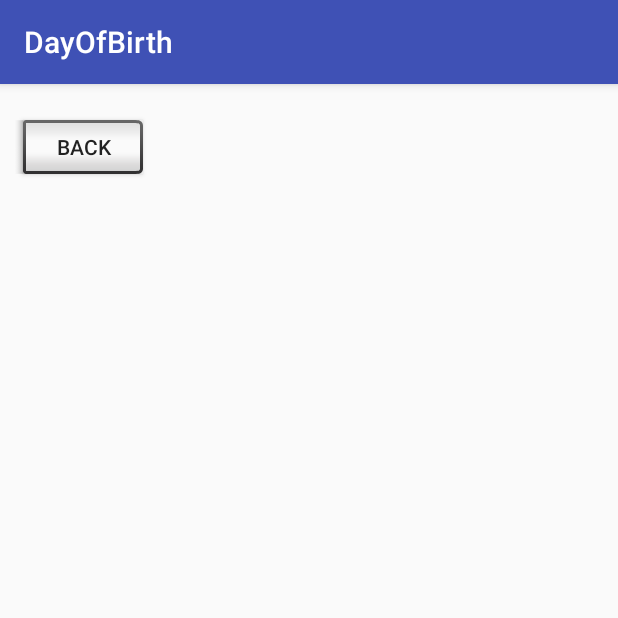
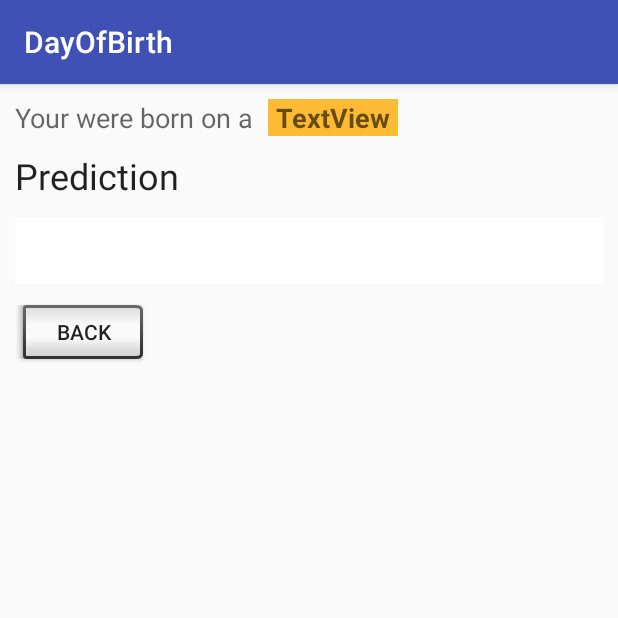
Before and after one commit to smeesathit/Android-DayOfBirth, an Android app: the ResultActivity screen opened directly, with no data from a screen before it, on a phone screen of 412 x 824 dp, the top half of it. Run offline under Robolectric (Android 15) with nearby library versions, the phone set to English and light mode, and no system bars; 3 statements that could not run were skipped.

Commit message:
ResultActivity - show day of birth.

```diff
--- a/app/src/main/java/th/ac/snru/dayofbirth/ResultActivity.java
+++ b/app/src/main/java/th/ac/snru/dayofbirth/ResultActivity.java
@@ -5,7 +5,13 @@ import android.support.v7.app.AppCompatActivity;
 import android.os.Bundle;
 import android.view.View;
 import android.widget.Button;
+import android.widget.TextView;
 import android.widget.Toast;
+
+import java.text.ParseException;
+import java.text.SimpleDateFormat;
+import java.util.Calendar;
+import java.util.Date;
 
 public class ResultActivity extends AppCompatActivity implements View.OnClickListener{
 
@@ -17,8 +23,42 @@ public class ResultActivity extends AppCompatActivity implements View.OnClickLis
         Intent intent = getIntent();
         String dateString = intent.getStringExtra("date");
 
-        String message = "Input date = " + dateString;
-        Toast.makeText(getBaseContext(), message, Toast.LENGTH_SHORT).show();
+//        String message = "Input date = " + dateString;
+//        Toast.makeText(getBaseContext(), message, Toast.LENGTH_SHORT).show();
+
+        SimpleDateFormat sdf = new SimpleDateFormat("dd-MM-yyyy");
+
+
+        try {
+            Date date = sdf.parse(dateString);
+            SimpleDateFormat df = new SimpleDateFormat("EEEE");
+            TextView dowLabel = (TextView) findViewById(R.id.dowLabel);
+            TextView dowText = (TextView) findViewById(R.id.dowText);
+
+            dowText.setText(df.format(date));
+//        String message = "converted date:" +date.toString();
+//        Toast.makeText(getBaseContext(), message, Toast.LENGTH_LONG).show();
+            Calendar calendar = Calendar.getInstance();
+            calendar.setTime(date);
+
+
+        } catch (ParseException e) {
+           // e.printStackTrace();
+            Toast.makeText(getBaseContext(), "Input Error", Toast.LENGTH_SHORT).show();
+        }
+
+//        String dateInString = "22-01-2015 10:20:56";
+/*
+        Date date = null;
+        try {
+            date = sdf.parse(dateString);
+        } catch (ParseException e) {
+            e.printStackTrace();
+        }
+        Calendar calendar = Calendar.getInstance();
+            calendar.setTime(date);
+
+*/
         Button backButton = (Button)findViewById(R.id.backButton);
         backButton.setOnClickListener(this);
     }// End onCreate
--- a/app/src/main/res/layout/activity_result.xml
+++ b/app/src/main/res/layout/activity_result.xml
@@ -8,6 +8,58 @@
     android:paddingLeft="10dp"
     android:paddingRight="10dp"
     android:paddingTop="10dp">
+
+    <LinearLayout
+        android:layout_width="match_parent"
+        android:layout_height="wrap_content"
+        android:orientation="horizontal">
+
+        <TextView
+            android:id="@+id/dowLabel"
+            android:layout_width="wrap_content"
+            android:layout_height="wrap_content"
+            android:paddingRight="10dp"
+            android:text="@string/dowLabel"
+            android:textAppearance="@android:style/TextAppearance.Material.Medium" />
+
+        <TextView
+            android:id="@+id/dowText"
+            android:layout_width="wrap_content"
+            android:layout_height="wrap_content"
+            android:background="@android:color/holo_orange_light"
+            android:paddingLeft="5dp"
+            android:paddingRight="5dp"
+            android:text="TextView"
+            android:textAppearance="@android:style/TextAppearance.Material.Medium"
+            android:textStyle="bold" />
+
+
+    </LinearLayout>
+
+    <LinearLayout
+        android:layout_width="match_parent"
+        android:layout_height="wrap_content"
+        android:orientation="vertical">
+
+        <TextView
+            android:id="@+id/predictionHeader"
+            android:layout_width="match_parent"
+            android:layout_height="wrap_content"
+            android:paddingTop="10dp"
+            android:text="@string/predictionHeader"
+            android:textAppearance="@android:style/TextAppearance.Material.Headline" />
+
+        <TextView
+            android:id="@+id/predictionText"
+            android:layout_width="match_parent"
+            android:layout_height="wrap_content"
+            android:layout_below="@+id/predictionHeader"
+            android:layout_marginTop="11dp"
+            android:layout_weight="1"
+            android:background="@android:color/background_light"
+            android:padding="10dp"
+            android:textAppearance="@android:style/TextAppearance.Material.Medium" />
+    </LinearLayout>
 
 
 
--- a/app/src/main/res/values/strings.xml
+++ b/app/src/main/res/values/strings.xml
@@ -5,4 +5,8 @@
     <string name="predictButton">Predict</string>
     <string name="dateError">Please enter birth date!</string>
     <string name="backButton">Back</string>
+    <string name="predictionHeader">Prediction</string>
+    <string name="monday">Monday</string>
+    <string name="tuesday">Tuesday</string>
+    <string name="dowLabel">Your were born on a</string>
 </resources>
```
Also changed, not shown: 1 other file.
